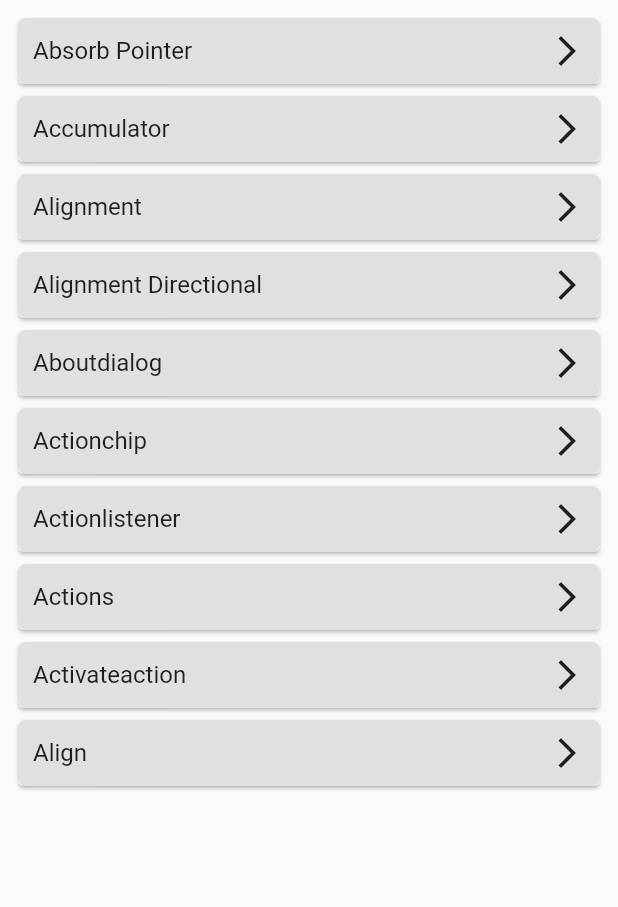
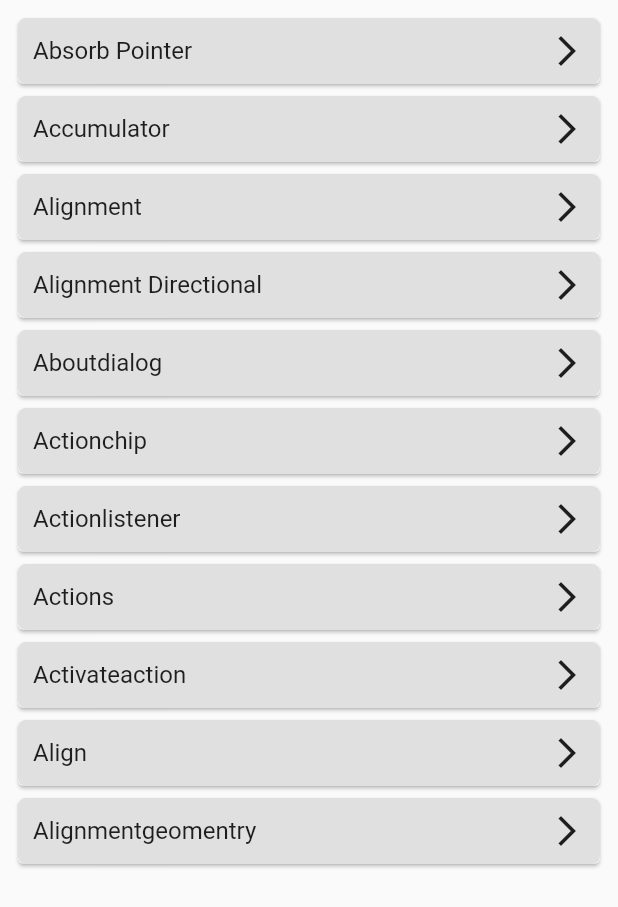
Before and after one commit to ChhailengTim/flutter_libraries, a Flutter app: the screen it shows after launch, on a phone screen of 412 x 824 dp. Shown: the top 907 px of the screen. Run offline on Flutter 3.47's test engine with Material 2 defaults, Android fonts, the phone set to English and light mode, and no system bars; our stand-ins replace dio, get.

Commit message:
AlignmentGeometry

```diff
--- a/lib/class_a/view/viewa.dart
+++ b/lib/class_a/view/viewa.dart
@@ -5,3 +5,5 @@ export 'alignmentdirectional.dart';
 export 'aboutdialog.dart';
 export 'actionchip.dart';
 export 'activeaction.dart';
+export 'align.dart';
+export 'alignmentgeometry.dart';
--- a/lib/navigations/get_route.dart
+++ b/lib/navigations/get_route.dart
@@ -1,6 +1,6 @@
 import 'package:flutter_libraries/class_a/view/action_listener.dart';
 import 'package:flutter_libraries/class_a/view/actions.dart';
-import 'package:flutter_libraries/class_a/view/align.dart';
+import 'package:flutter_libraries/class_a/view/alignmentgeometry.dart';
 import 'package:flutter_libraries/class_a/view/viewa.dart';
 import 'package:flutter_libraries/navigations/navigations.dart';
 import 'package:get/get.dart';
@@ -19,6 +19,6 @@ class GetRoutes extends RouteName {
         GetPage(name: actionListener, page: () => const ActionListenerScreen()),
         GetPage(name: actions, page: () => const ActionScreen()),
         GetPage(name: activateaction, page: () => const AtivatactionScreen()),
-        GetPage(name: alignScreen, page: () => const AlignScreen()),
+        GetPage(name: alignmentGeomentryScreen, page: () => const AlignmentGeomentryScreen()),
       ];
 }
--- a/lib/navigations/route_name.dart
+++ b/lib/navigations/route_name.dart
@@ -9,4 +9,5 @@ class RouteName {
   String actions = '/actions';
   String activateaction = '/activateaction';
   String alignScreen = '/alignScreen';
+  String alignmentGeomentryScreen = '/alignmentGeomentryScreen';
 }
--- a/lib/utils/config/style/app_text.dart
+++ b/lib/utils/config/style/app_text.dart
@@ -11,4 +11,5 @@ class AppText {
   String actions = 'actions'.capitalize!;
   String activateAction = 'activateAction'.capitalize!;
   String align = 'align'.capitalize!;
+  String alignmentgeometry = 'alignmentgeomentry'.capitalize!;
 }
--- a/lib/view/screen/dashbord.dart
+++ b/lib/view/screen/dashbord.dart
@@ -76,6 +76,12 @@ class DashbordScreen extends StatelessWidget {
                   routeToNamed(routeName: RouteName().alignScreen);
                 },
               ),
+              ClassesCard(
+                title: appText.alignmentgeometry,
+                onTap: () {
+                  routeToNamed(routeName: RouteName().alignmentGeomentryScreen);
+                },
+              ),
             ],
           ),
         ),
```
Also changed, not shown: lib/class_a/view/alignmentgeometry.dart (added, +57 -0 lines).
